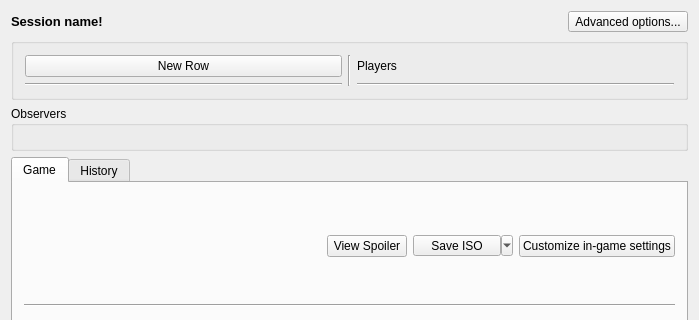
First picture: the form in randovania/gui/ui_files/game_session.ui, repository randovania/randovania, before the edit; both pictures show x 0 to 699 and y 0 to 320 of the 699 by 489 pixel window.
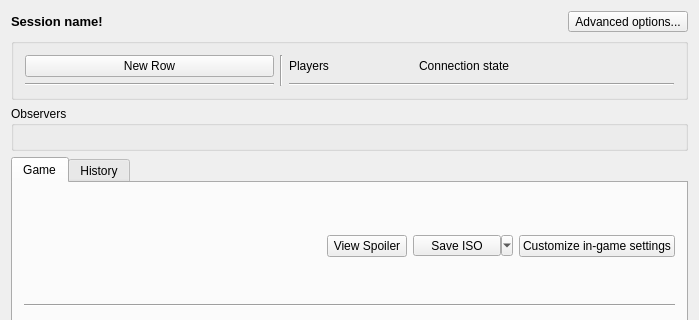
Second picture: the form after the edit.

Commit message: Upload your GameConnectionStatus to the server

The edit to the form file:
```diff
--- a/randovania/gui/ui_files/game_session.ui
+++ b/randovania/gui/ui_files/game_session.ui
@@ -74,6 +74,13 @@
          </property>
         </widget>
        </item>
+       <item row="0" column="5">
+        <widget class="QLabel" name="title_connection_state_label">
+         <property name="text">
+          <string>Connection state</string>
+         </property>
+        </widget>
+       </item>
        <item row="0" column="2" rowspan="2">
         <widget class="Line" name="players_vertical_line">
          <property name="orientation">
@@ -81,6 +88,13 @@
          </property>
         </widget>
        </item>
+       <item row="0" column="4">
+        <widget class="QLabel" name="title_player_name_label">
+         <property name="text">
+          <string>Players</string>
+         </property>
+        </widget>
+       </item>
        <item row="1" column="0" colspan="2">
         <widget class="Line" name="presets_line">
          <property name="orientation">
@@ -88,20 +102,13 @@
          </property>
         </widget>
        </item>
-       <item row="1" column="3" colspan="2">
+       <item row="1" column="4" colspan="3">
         <widget class="Line" name="team_line">
          <property name="orientation">
           <enum>Qt::Horizontal</enum>
          </property>
         </widget>
        </item>
-       <item row="0" column="3" colspan="2">
-        <widget class="QLabel" name="team_name_label">
-         <property name="text">
-          <string>Players</string>
-         </property>
-        </widget>
-       </item>
       </layout>
      </widget>
     </item>
```
The commit also changes 27 other files.
